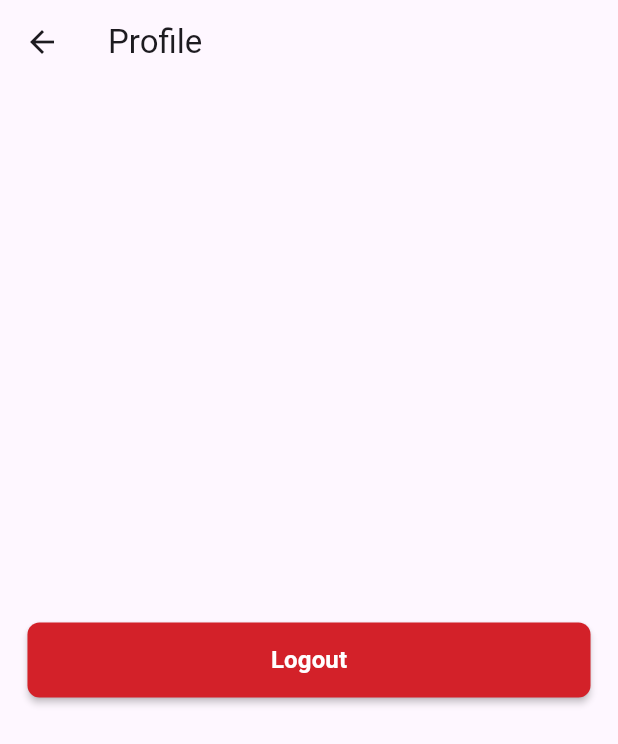
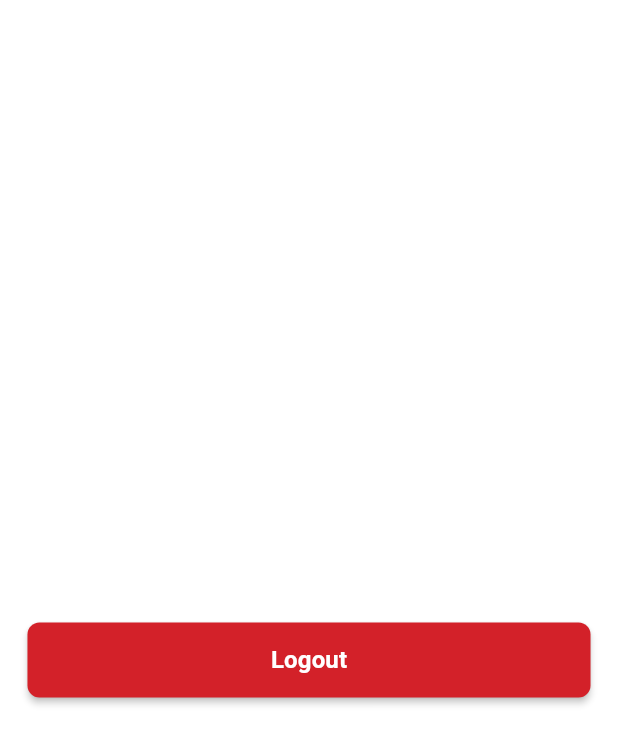
Before and after one commit to h0996g/cahrity, a Flutter app: the Profile screen opened directly, on a phone screen of 412 x 824 dp. Shown: the top 744 px of the screen. Run offline on Flutter 3.47's test engine with Material 3 defaults, Android fonts, the phone set to English and light mode, and no system bars; our stand-ins replace cached_network_image, connectivity_plus, dio, flutter_bloc, flutter_dotenv, flutter_screenutil and 6 more; accounts and stored records are empty; generated files the repository leaves out were written again; network calls fail.

Commit message:
feat: Implement theming support with light and dark themes

```diff
--- a/lib/home/home.dart
+++ b/lib/home/home.dart
@@ -1,3 +1,4 @@
+import 'package:charity/const/colors.dart';
 import 'package:charity/home/cubit/home_cubit.dart';
 import 'package:charity/home/family.dart';
 import 'package:flutter/material.dart';
@@ -59,6 +60,7 @@ class _HomePageState extends State<HomePage> {
   Widget build(BuildContext context) {
     return Scaffold(
       appBar: AppBar(
+        backgroundColor: primaryColor,
         title: const Text("Families"),
         actions: [
           IconButton(
@@ -145,7 +147,7 @@ class _HomePageState extends State<HomePage> {
             ),
             secondChild: const SizedBox.shrink(),
           ),
-          const Divider(thickness: 1.2),
+          // const Divider(thickness: 1.2),
           Expanded(
             child: BlocConsumer<HomeCubit, HomeState>(
               listener: (context, state) {},
--- a/lib/main.dart
+++ b/lib/main.dart
@@ -7,6 +7,7 @@ import 'package:charity/helper/observer.dart';
 import 'package:charity/home/cubit/home_cubit.dart';
 import 'package:charity/l10n/l10n.dart';
 import 'package:charity/route.dart';
+import 'package:charity/them.dart';
 import 'package:flutter/material.dart';
 import 'package:flutter_bloc/flutter_bloc.dart';
 import 'package:flutter_dotenv/flutter_dotenv.dart';
@@ -58,9 +59,9 @@ class MyApp extends StatelessWidget {
                 GlobalCupertinoLocalizations.delegate,
               ],
               title: 'Flutter Demo',
-              // theme: AppThemes.lightTheme,
+              theme: AppThemes.lightTheme,
               themeMode: ThemeMode.light,
-              // darkTheme: AppThemes.darkTheme,
+              darkTheme: AppThemes.darkTheme,
             );
           },
         ),
--- /dev/null
+++ b/lib/them.dart
@@ -0,0 +1,34 @@
+import 'package:charity/const/colors.dart';
+import 'package:flutter/material.dart';
+import 'package:flutter/services.dart';
+
+class AppThemes {
+  static final ThemeData lightTheme = ThemeData(
+    useMaterial3: true,
+    scaffoldBackgroundColor: Colors.white,
+    brightness: Brightness.light,
+    primaryColor: primaryColor,
+    indicatorColor: primaryColor,
+    appBarTheme: const AppBarTheme(
+      surfaceTintColor: Colors.transparent,
+      backgroundColor: Colors.transparent,
+      systemOverlayStyle: SystemUiOverlayStyle(
+        statusBarIconBrightness: Brightness.light,
+        // statusBarColor: primaryColor
+      ),
+      foregroundColor: Colors.white,
+    ),
+    progressIndicatorTheme: const ProgressIndicatorThemeData(
+      color: primaryColor,
+    ),
+    // ...existing code...
+  );
+
+  static final ThemeData darkTheme = ThemeData(
+    useMaterial3: true,
+
+    brightness: Brightness.dark,
+    primaryColor: primaryColor,
+    // ...existing code...
+  );
+}
```
